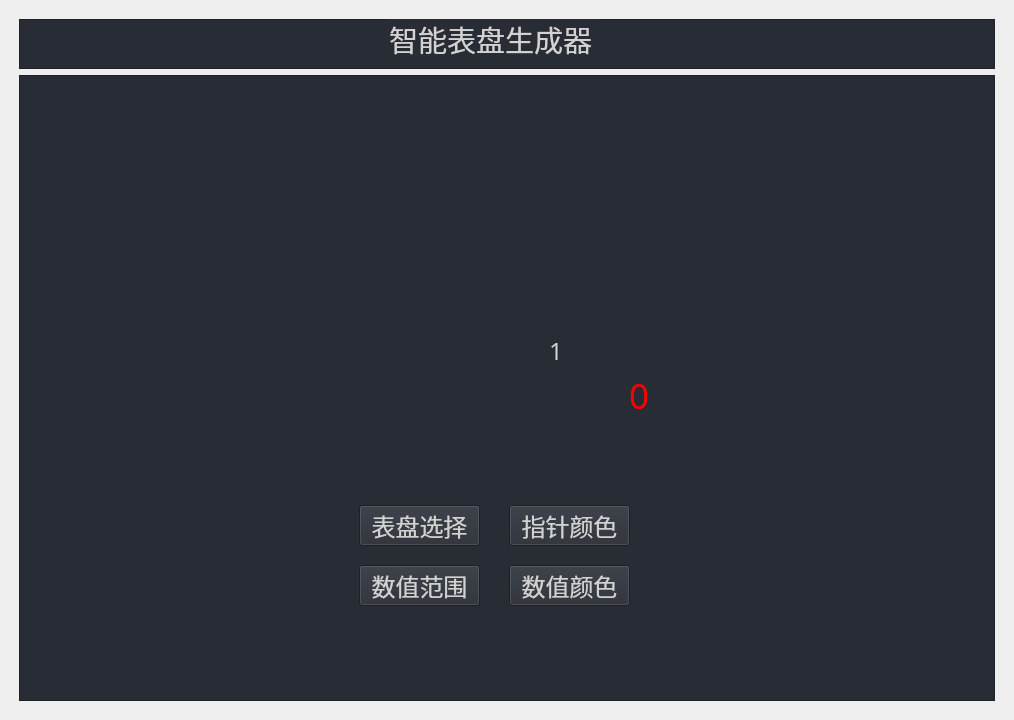
Above: DX_UDP/Meter.ui from dingxiao88/PyQt5_Demo before the change. Below: the same form after it.
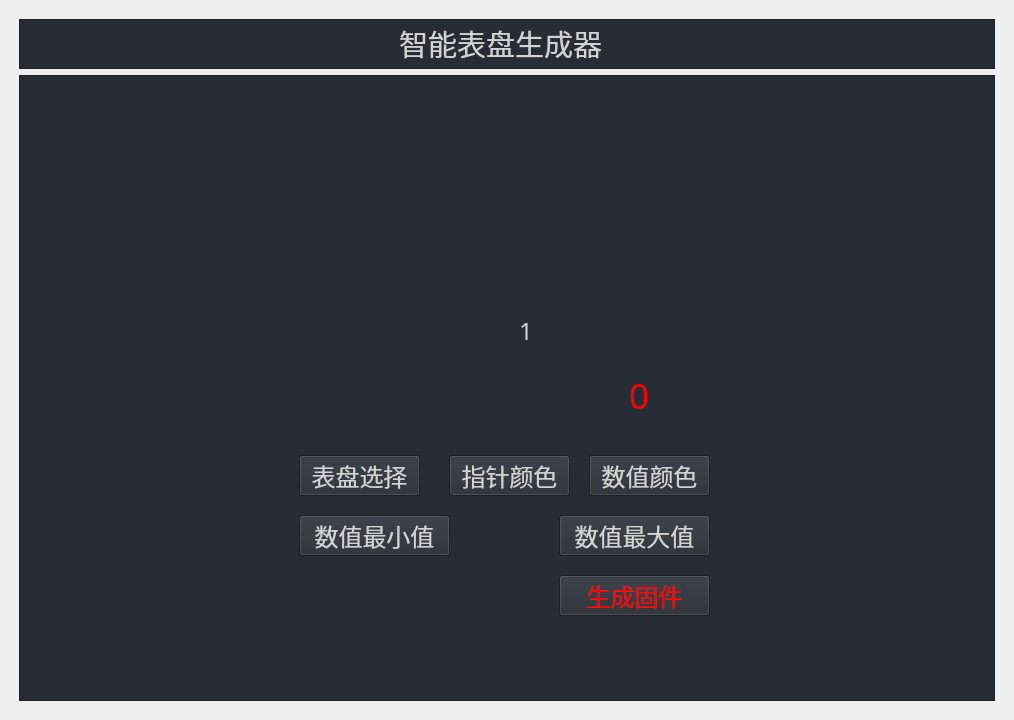
That is the form after the change. Icons and pictures are not drawn.

Commit message: 表盘生成器基本实现生成固件流程。

Diff of the .ui file:
```diff
--- a/DX_UDP/Meter.ui
+++ b/DX_UDP/Meter.ui
@@ -48,8 +48,8 @@
          <widget class="QLabel" name="label">
           <property name="geometry">
            <rect>
-            <x>370</x>
-            <y>0</y>
+            <x>380</x>
+            <y>4</y>
             <width>211</width>
             <height>41</height>
            </rect>
@@ -80,8 +80,8 @@
          <widget class="QPushButton" name="pushButton">
           <property name="geometry">
            <rect>
-            <x>340</x>
-            <y>430</y>
+            <x>280</x>
+            <y>380</y>
             <width>121</width>
             <height>41</height>
            </rect>
@@ -99,9 +99,9 @@
          <widget class="QPushButton" name="pushButton_2">
           <property name="geometry">
            <rect>
-            <x>340</x>
-            <y>490</y>
-            <width>121</width>
+            <x>280</x>
+            <y>440</y>
+            <width>151</width>
             <height>41</height>
            </rect>
           </property>
@@ -112,14 +112,14 @@
            </font>
           </property>
           <property name="text">
-           <string>数值范围</string>
+           <string>数值最小值</string>
           </property>
          </widget>
          <widget class="QPushButton" name="pushButton_3">
           <property name="geometry">
            <rect>
-            <x>490</x>
-            <y>490</y>
+            <x>570</x>
+            <y>380</y>
             <width>121</width>
             <height>41</height>
            </rect>
@@ -137,8 +137,8 @@
          <widget class="QPushButton" name="pushButton_4">
           <property name="geometry">
            <rect>
-            <x>490</x>
-            <y>430</y>
+            <x>430</x>
+            <y>380</y>
             <width>121</width>
             <height>41</height>
            </rect>
@@ -214,8 +214,8 @@
          <widget class="QLabel" name="label_pointer">
           <property name="geometry">
            <rect>
-            <x>530</x>
-            <y>220</y>
+            <x>500</x>
+            <y>200</y>
             <width>60</width>
             <height>111</height>
            </rect>
@@ -234,10 +234,51 @@
            <string>1</string>
           </property>
          </widget>
-         <zorder>pushButton</zorder>
-         <zorder>pushButton_2</zorder>
-         <zorder>pushButton_3</zorder>
-         <zorder>pushButton_4</zorder>
+         <widget class="QPushButton" name="pushButton_value_max">
+          <property name="geometry">
+           <rect>
+            <x>540</x>
+            <y>440</y>
+            <width>151</width>
+            <height>41</height>
+           </rect>
+          </property>
+          <property name="font">
+           <font>
+            <family>宋体</family>
+            <pointsize>18</pointsize>
+           </font>
+          </property>
+          <property name="text">
+           <string>数值最大值</string>
+          </property>
+         </widget>
+         <widget class="QPushButton" name="pushButton_build">
+          <property name="geometry">
+           <rect>
+            <x>540</x>
+            <y>500</y>
+            <width>151</width>
+            <height>41</height>
+           </rect>
+          </property>
+          <property name="font">
+           <font>
+            <family>宋体</family>
+            <pointsize>18</pointsize>
+           </font>
+          </property>
+          <property name="styleSheet">
+           <string notr="true">color:#ff0000</string>
+          </property>
+          <property name="text">
+           <string>生成固件</string>
+          </property>
+         </widget>
+         <zorder>pushButton_gague_choose</zorder>
+         <zorder>pushButton_value_min</zorder>
+         <zorder>pushButton_value_color</zorder>
+         <zorder>pushButton_pointer_color</zorder>
          <zorder>label_gague</zorder>
          <zorder>label_value</zorder>
          <zorder>label_pointer</zorder>
```
Left out of the diff: 12 changed lines with no effect on the pictures. The commit also changes 9 other files.
